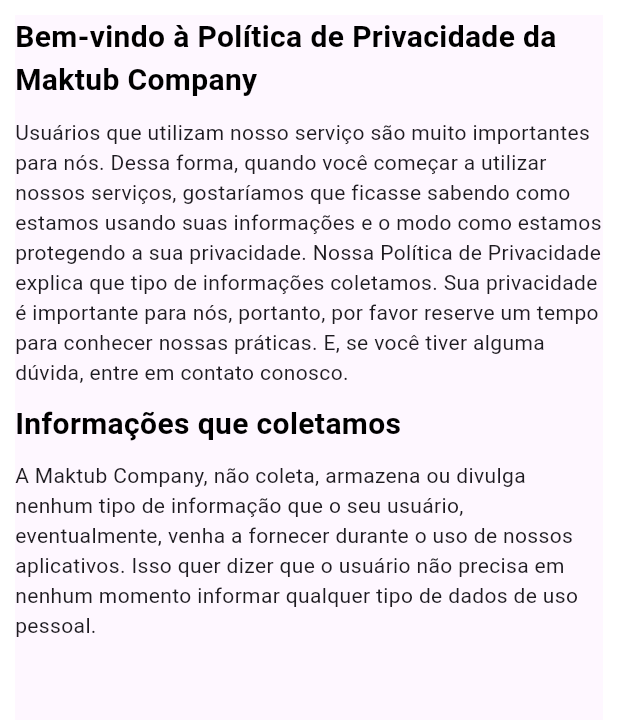
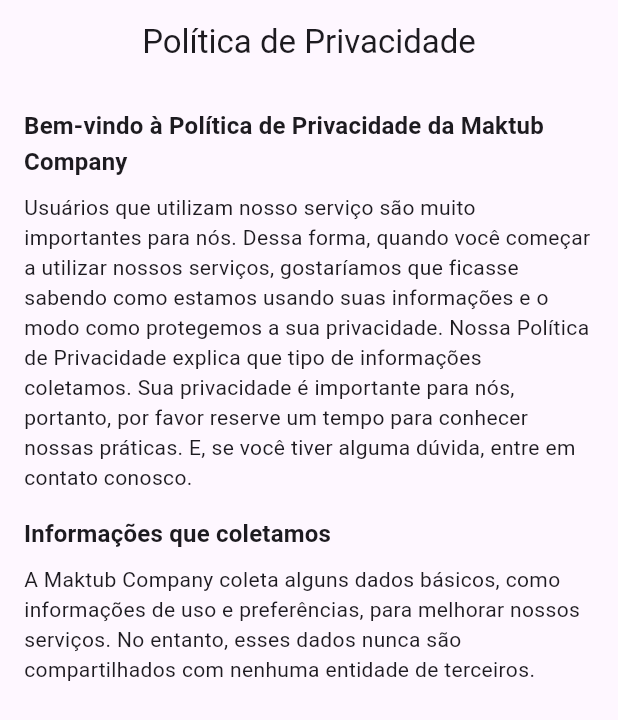
Before and after one commit to lucas3g/maktub-site, a Flutter app: the screen it shows after launch, on a phone screen of 412 x 824 dp. Shown: the top 720 px of the screen. Run offline on Flutter 3.47's test engine with Material 3 defaults, Android fonts, the phone set to English and light mode, and no system bars.

Commit message:
Improve privacy policy page UI and update data collection text

```diff
--- a/lib/main.dart
+++ b/lib/main.dart
@@ -1,57 +1,19 @@
 import 'package:flutter/material.dart';
+import 'src/presentation/pages/privacy_policy_page.dart';
 
 void main() {
-  runApp(const MyApp());
+  runApp(const App());
 }
 
-class MyApp extends StatefulWidget {
-  const MyApp({Key? key}) : super(key: key);
+class App extends StatelessWidget {
+  const App({super.key});
 
   @override
-  State<MyApp> createState() => _MyAppState();
-}
-
-class _MyAppState extends State<MyApp> {
-  @override
   Widget build(BuildContext context) {
-    return const MaterialApp(
+    return MaterialApp(
       debugShowCheckedModeBanner: false,
-      home: Padding(
-        padding: EdgeInsets.all(10),
-        child: Scaffold(
-          body: Column(
-            mainAxisAlignment: MainAxisAlignment.start,
-            crossAxisAlignment: CrossAxisAlignment.start,
-            children: [
-              Text(
-                'Bem-vindo à Política de Privacidade da Maktub Company',
-                style: TextStyle(
-                  color: Colors.black,
-                  fontWeight: FontWeight.bold,
-                  fontSize: 20,
-                ),
-              ),
-              SizedBox(height: 10),
-              Text(
-                'Usuários que utilizam nosso serviço são muito importantes para nós. Dessa forma, quando você começar a utilizar nossos serviços, gostaríamos que ficasse sabendo como estamos usando suas informações e o modo como estamos protegendo a sua privacidade. Nossa Política de Privacidade explica que tipo de informações coletamos. Sua privacidade é importante para nós, portanto, por favor reserve um tempo para conhecer nossas práticas. E, se você tiver alguma dúvida, entre em contato conosco.',
-              ),
-              SizedBox(height: 10),
-              Text(
-                'Informações que coletamos',
-                style: TextStyle(
-                  color: Colors.black,
-                  fontWeight: FontWeight.bold,
-                  fontSize: 20,
-                ),
-              ),
-              SizedBox(height: 10),
-              Text(
-                'A Maktub Company, não coleta, armazena ou divulga nenhum tipo de informação que o seu usuário, eventualmente, venha a fornecer durante o uso de nossos aplicativos. Isso quer dizer que o usuário não precisa em nenhum momento informar qualquer tipo de dados de uso pessoal.',
-              ),
-            ],
-          ),
-        ),
-      ),
+      theme: ThemeData(useMaterial3: true),
+      home: const PrivacyPolicyPage(),
     );
   }
 }
--- /dev/null
+++ b/lib/src/presentation/pages/privacy_policy_page.dart
@@ -0,0 +1,61 @@
+import 'package:flutter/material.dart';
+
+class PrivacyPolicyPage extends StatelessWidget {
+  const PrivacyPolicyPage({super.key});
+
+  @override
+  Widget build(BuildContext context) {
+    return Scaffold(
+      appBar: AppBar(
+        title: const Text('Política de Privacidade'),
+        centerTitle: true,
+      ),
+      body: SingleChildScrollView(
+        padding: const EdgeInsets.all(16),
+        child: Column(
+          crossAxisAlignment: CrossAxisAlignment.start,
+          children: const [
+            _SectionTitle(
+              'Bem-vindo à Política de Privacidade da Maktub Company',
+            ),
+            SizedBox(height: 8),
+            Text(
+              'Usuários que utilizam nosso serviço são muito importantes para nós. '
+              'Dessa forma, quando você começar a utilizar nossos serviços, '
+              'gostaríamos que ficasse sabendo como estamos usando suas informações '
+              'e o modo como protegemos a sua privacidade. Nossa Política de Privacidade '
+              'explica que tipo de informações coletamos. Sua privacidade é importante '
+              'para nós, portanto, por favor reserve um tempo para conhecer nossas '
+              'práticas. E, se você tiver alguma dúvida, entre em contato conosco.',
+            ),
+            SizedBox(height: 16),
+            _SectionTitle('Informações que coletamos'),
+            SizedBox(height: 8),
+            Text(
+              'A Maktub Company coleta alguns dados básicos, como informações de uso '
+              'e preferências, para melhorar nossos serviços. No entanto, esses dados '
+              'nunca são compartilhados com nenhuma entidade de terceiros.',
+            ),
+          ],
+        ),
+      ),
+    );
+  }
+}
+
+class _SectionTitle extends StatelessWidget {
+  final String text;
+
+  const _SectionTitle(this.text);
+
+  @override
+  Widget build(BuildContext context) {
+    final theme = Theme.of(context);
+    return Text(
+      text,
+      style: theme.textTheme.titleMedium?.copyWith(
+        fontWeight: FontWeight.bold,
+      ),
+    );
+  }
+}
```
Also changed, not shown: 1 other file.
